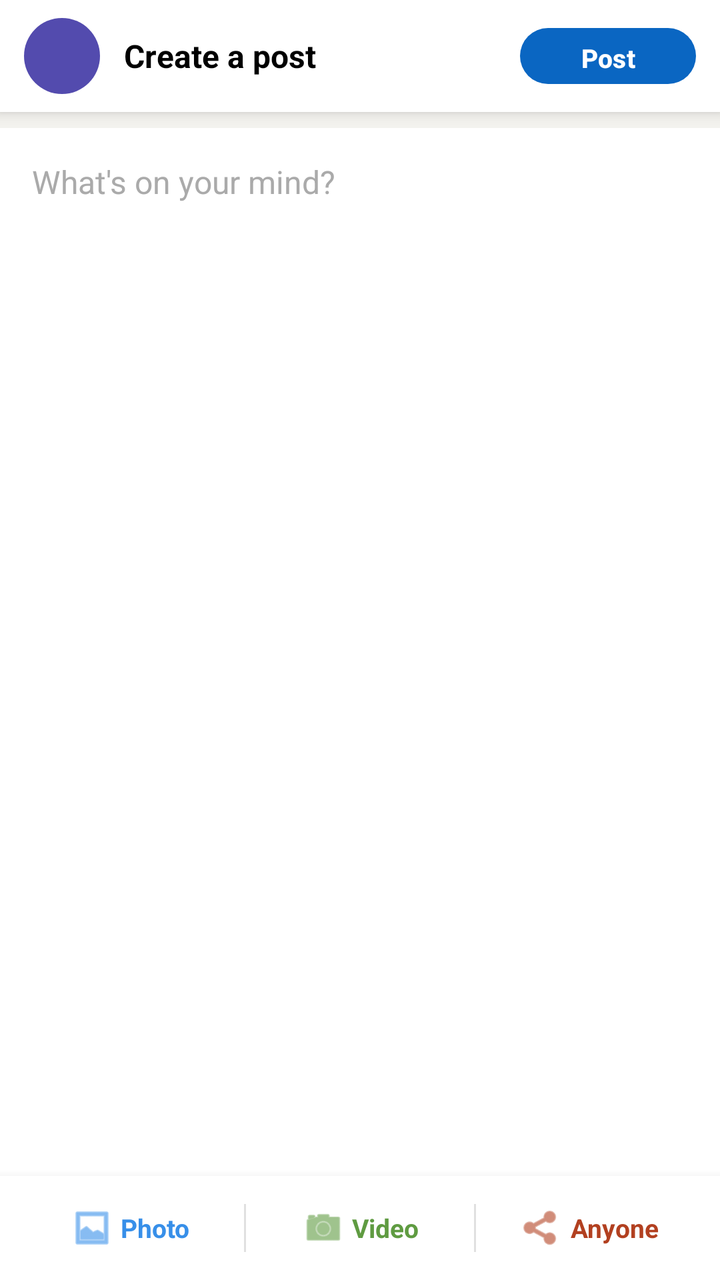
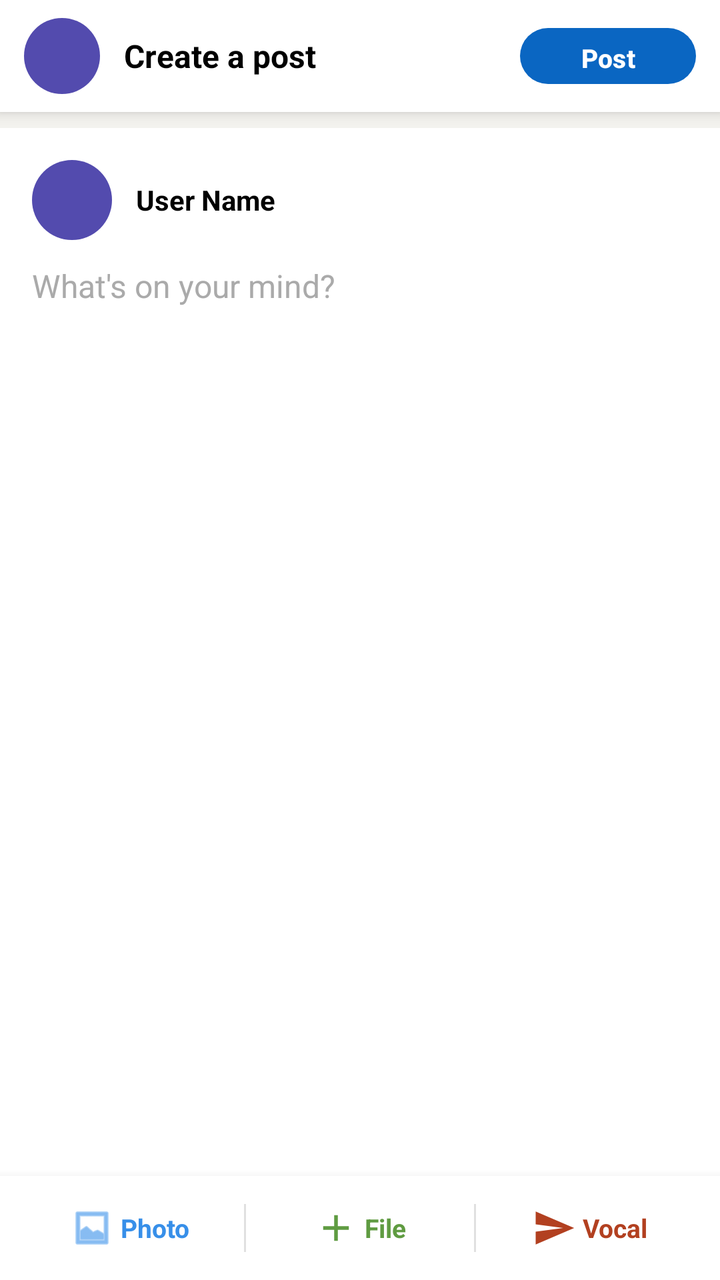

An Android layout rendered at two revisions. The XML below is the earlier revision; the diff shows what the commit changed to produce the second picture.
<!-- AndroidManifest.xml: application theme Theme.SmartCampus -->
<!-- res/layout/fragment_compose_post.xml -->
<?xml version="1.0" encoding="utf-8"?>
<LinearLayout
    xmlns:android="http://schemas.android.com/apk/res/android"
    xmlns:app="http://schemas.android.com/apk/res-auto"
    android:layout_width="match_parent"
    android:layout_height="match_parent"
    android:orientation="vertical"
    android:background="#F3F2EE">

    
    <LinearLayout
        android:layout_width="match_parent"
        android:layout_height="56dp"
        android:orientation="horizontal"
        android:background="@color/white"
        android:paddingHorizontal="12dp"
        android:gravity="center_vertical"
        android:elevation="4dp">

        <TextView
            android:id="@+id/tv_compose_avatar"
            android:layout_width="38dp"
            android:layout_height="38dp"
            android:gravity="center"
            android:textColor="@color/white"
            android:textSize="14sp"
            android:textStyle="bold"
            android:background="@drawable/bg_avatar_circle" />

        <TextView
            android:layout_width="0dp"
            android:layout_weight="1"
            android:layout_height="wrap_content"
            android:text="Create a post"
            android:textColor="#000000"
            android:textSize="16sp"
            android:textStyle="bold"
            android:layout_marginStart="12dp"/>

        
        <com.google.android.material.button.MaterialButton
            android:id="@+id/btn_publish"
            android:layout_width="wrap_content"
            android:layout_height="36dp"
            android:text="Post"
            android:textSize="13sp"
            android:textStyle="bold"
            app:cornerRadius="18dp"
            app:backgroundTint="#0A66C2"/>

    </LinearLayout>

    
    <ScrollView
        android:layout_width="match_parent"
        android:layout_height="0dp"
        android:layout_weight="1"
        android:background="@color/white"
        android:layout_marginTop="8dp">

        <LinearLayout
            android:layout_width="match_parent"
            android:layout_height="wrap_content"
            android:orientation="vertical"
            android:padding="16dp">

            
            <com.google.android.material.textfield.TextInputEditText
                android:id="@+id/et_content"
                android:layout_width="match_parent"
                android:layout_height="wrap_content"
                android:minLines="6"
                android:maxLines="16"
                android:gravity="top|start"
                android:hint="@string/compose_hint"
                android:inputType="textMultiLine|textCapSentences"
                android:maxLength="1300"
                android:background="@null"
                android:textSize="16sp"
                android:textColor="#1D1D1D"
                android:textColorHint="#AAAAAA"/>

            
            <FrameLayout
                android:id="@+id/image_preview_container"
                android:layout_width="match_parent"
                android:layout_height="220dp"
                android:layout_marginTop="12dp"
                android:visibility="gone">

                <ImageView
                    android:id="@+id/iv_preview"
                    android:layout_width="match_parent"
                    android:layout_height="match_parent"
                    android:scaleType="centerCrop"
                    android:background="#F0F0F0"
                    android:contentDescription="Selected image" />

                <ImageButton
                    android:id="@+id/btn_remove_image"
                    android:layout_width="32dp"
                    android:layout_height="32dp"
                    android:layout_gravity="top|end"
                    android:layout_margin="8dp"
                    android:src="@android:drawable/ic_menu_close_clear_cancel"
                    android:background="@drawable/bg_chip_admin"
                    android:contentDescription="Remove image"
                    android:tint="@color/white" />
            </FrameLayout>

        </LinearLayout>
    </ScrollView>

    
    <LinearLayout
        android:layout_width="match_parent"
        android:layout_height="52dp"
        android:background="@color/white"
        android:orientation="horizontal"
        android:paddingHorizontal="8dp"
        android:gravity="center_vertical"
        android:elevation="8dp">

        
        <LinearLayout
            android:id="@+id/btn_attach"
            android:layout_width="0dp"
            android:layout_weight="1"
            android:layout_height="match_parent"
            android:orientation="horizontal"
            android:gravity="center"
            android:background="?attr/selectableItemBackground">
            <ImageView
                android:layout_width="22dp"
                android:layout_height="22dp"
                android:src="@android:drawable/ic_menu_gallery"
                app:tint="#378FE9"/>
            <TextView
                android:layout_width="wrap_content"
                android:layout_height="wrap_content"
                android:text=" Photo"
                android:textColor="#378FE9"
                android:textSize="13sp"
                android:textStyle="bold"/>
        </LinearLayout>

        <View android:layout_width="1dp" android:layout_height="24dp" android:background="#E0E0E0"/>

        
        <LinearLayout
            android:layout_width="0dp"
            android:layout_weight="1"
            android:layout_height="match_parent"
            android:orientation="horizontal"
            android:gravity="center"
            android:background="?attr/selectableItemBackground">
            <ImageView
                android:layout_width="22dp"
                android:layout_height="22dp"
                android:src="@android:drawable/ic_menu_camera"
                app:tint="#5F9B41"/>
            <TextView
                android:layout_width="wrap_content"
                android:layout_height="wrap_content"
                android:text=" Video"
                android:textColor="#5F9B41"
                android:textSize="13sp"
                android:textStyle="bold"/>
        </LinearLayout>

        <View android:layout_width="1dp" android:layout_height="24dp" android:background="#E0E0E0"/>

        
        <LinearLayout
            android:layout_width="0dp"
            android:layout_weight="1"
            android:layout_height="match_parent"
            android:orientation="horizontal"
            android:gravity="center"
            android:background="?attr/selectableItemBackground">
            <ImageView
                android:layout_width="22dp"
                android:layout_height="22dp"
                android:src="@android:drawable/ic_menu_share"
                app:tint="#B24020"/>
            <TextView
                android:layout_width="wrap_content"
                android:layout_height="wrap_content"
                android:text=" Anyone"
                android:textColor="#B24020"
                android:textSize="13sp"
                android:textStyle="bold"/>
        </LinearLayout>

    </LinearLayout>

</LinearLayout>
<!-- resources referenced by this layout -->
<resources>
  <color name="white">#FFFFFF</color>
  <!-- drawable bg_avatar_circle (drawable) -->
  <?xml version="1.0" encoding="utf-8"?>
  <shape xmlns:android="http://schemas.android.com/apk/res/android"
      android:shape="oval">
      <solid android:color="@color/primary_light" />
      <size android:width="100dp" android:height="100dp" />
  </shape>
  <!-- drawable bg_chip_admin (drawable) -->
  <?xml version="1.0" encoding="utf-8"?>
  <shape xmlns:android="http://schemas.android.com/apk/res/android"
      android:shape="oval">
      <solid android:color="#CC000000" />
  </shape>
  <string name="compose_hint">What\'s on your mind?</string>
  <style name="Theme.SmartCampus" parent="Theme.Material3.Light.NoActionBar">
          <item name="colorPrimary">@color/primary</item>
          <item name="colorOnPrimary">@color/on_primary</item>
          <item name="colorSecondary">@color/secondary</item>
          <item name="android:colorBackground">@color/background</item>
          <item name="android:statusBarColor">@color/primary_dark</item>
      </style>
  <color name="primary_light">#534BAE</color>
  <color name="primary">#1A237E</color>
  <color name="on_primary">#FFFFFF</color>
  <color name="secondary">#00BCD4</color>
  <color name="background">#F5F5F5</color>
  <color name="primary_dark">#000051</color>
</resources>

<!-- the commit's change to res/layout/fragment_compose_post.xml (unified diff, before → after) -->
@@ -17,15 +17,26 @@
         android:gravity="center_vertical"
         android:elevation="4dp">
 
-        <TextView
-            android:id="@+id/tv_compose_avatar"
+        <FrameLayout
             android:layout_width="38dp"
-            android:layout_height="38dp"
-            android:gravity="center"
-            android:textColor="@color/white"
-            android:textSize="14sp"
-            android:textStyle="bold"
-            android:background="@drawable/bg_avatar_circle" />
+            android:layout_height="38dp">
+            <TextView
+                android:id="@+id/tv_top_avatar"
+                android:layout_width="match_parent"
+                android:layout_height="match_parent"
+                android:gravity="center"
+                android:textColor="@color/white"
+                android:textSize="14sp"
+                android:textStyle="bold"
+                android:background="@drawable/bg_avatar_circle" />
+            <com.google.android.material.imageview.ShapeableImageView
+                android:id="@+id/iv_top_avatar"
+                android:layout_width="match_parent"
+                android:layout_height="match_parent"
+                android:scaleType="centerCrop"
+                android:visibility="gone"
+                app:shapeAppearanceOverlay="@style/ShapeAppearance.Material3.Corner.Full" />
+        </FrameLayout>
 
         <TextView
             android:layout_width="0dp"
@@ -63,6 +74,47 @@
             android:layout_height="wrap_content"
             android:orientation="vertical"
             android:padding="16dp">
+
+            
+            <LinearLayout
+                android:layout_width="match_parent"
+                android:layout_height="wrap_content"
+                android:orientation="horizontal"
+                android:gravity="center_vertical"
+                android:layout_marginBottom="12dp">
+
+                <FrameLayout
+                    android:layout_width="40dp"
+                    android:layout_height="40dp">
+                    <TextView
+                        android:id="@+id/tv_compose_avatar"
+                        android:layout_width="match_parent"
+                        android:layout_height="match_parent"
+                        android:gravity="center"
+                        android:textColor="@color/white"
+                        android:textSize="14sp"
+                        android:textStyle="bold"
+                        android:background="@drawable/bg_avatar_circle" />
+                    <com.google.android.material.imageview.ShapeableImageView
+                        android:id="@+id/iv_compose_avatar"
+                        android:layout_width="match_parent"
+                        android:layout_height="match_parent"
+                        android:scaleType="centerCrop"
+                        android:visibility="gone"
+                        app:shapeAppearanceOverlay="@style/ShapeAppearance.Material3.Corner.Full" />
+                </FrameLayout>
+
+                <TextView
+                    android:id="@+id/tv_compose_author_name"
+                    android:layout_width="wrap_content"
+                    android:layout_height="wrap_content"
+                    android:layout_marginStart="12dp"
+                    android:textColor="#000000"
+                    android:textSize="14sp"
+                    android:textStyle="bold"
+                    android:text="User Name"/>
+
+            </LinearLayout>
 
             
             <com.google.android.material.textfield.TextInputEditText
@@ -148,6 +200,7 @@
 
         
         <LinearLayout
+            android:id="@+id/btn_attach_file"
             android:layout_width="0dp"
             android:layout_weight="1"
             android:layout_height="match_parent"
@@ -157,12 +210,12 @@
             <ImageView
                 android:layout_width="22dp"
                 android:layout_height="22dp"
-                android:src="@android:drawable/ic_menu_camera"
+                android:src="@drawable/ic_plus"
                 app:tint="#5F9B41"/>
             <TextView
                 android:layout_width="wrap_content"
                 android:layout_height="wrap_content"
-                android:text=" Video"
+                android:text=" File"
                 android:textColor="#5F9B41"
                 android:textSize="13sp"
                 android:textStyle="bold"/>
@@ -172,6 +225,7 @@
 
         
         <LinearLayout
+            android:id="@+id/btn_record_vocal"
             android:layout_width="0dp"
             android:layout_weight="1"
             android:layout_height="match_parent"
@@ -181,12 +235,12 @@
             <ImageView
                 android:layout_width="22dp"
                 android:layout_height="22dp"
-                android:src="@android:drawable/ic_menu_share"
+                android:src="@drawable/ic_send"
                 app:tint="#B24020"/>
             <TextView
                 android:layout_width="wrap_content"
                 android:layout_height="wrap_content"
-                android:text=" Anyone"
+                android:text=" Vocal"
                 android:textColor="#B24020"
                 android:textSize="13sp"
                 android:textStyle="bold"/>
<!-- resource entries referenced after the edit -->
@@ -14,6 +14,27 @@
       android:shape="oval">
       <solid android:color="#CC000000" />
   </shape>
+  <!-- drawable ic_plus (drawable) -->
+  <vector xmlns:android="http://schemas.android.com/apk/res/android"
+      android:width="24dp"
+      android:height="24dp"
+      android:viewportWidth="24"
+      android:viewportHeight="24"
+      android:tint="?attr/colorControlNormal">
+    <path
+        android:fillColor="@android:color/white"
+        android:pathData="M19,13h-6v6h-2v-6H5v-2h6V5h2v6h6v2z"/>
+  </vector>
+  <!-- drawable ic_send (drawable) -->
+  <vector xmlns:android="http://schemas.android.com/apk/res/android"
+      android:width="24dp"
+      android:height="24dp"
+      android:viewportWidth="24"
+      android:viewportHeight="24">
+      <path
+          android:fillColor="#FF000000"
+          android:pathData="M2.01,21L23,12 2.01,3 2,10l15,2 -15,2z" />
+  </vector>
   <string name="compose_hint">What\'s on your mind?</string>
   <style name="Theme.SmartCampus" parent="Theme.Material3.Light.NoActionBar">
           <item name="colorPrimary">@color/primary</item>
